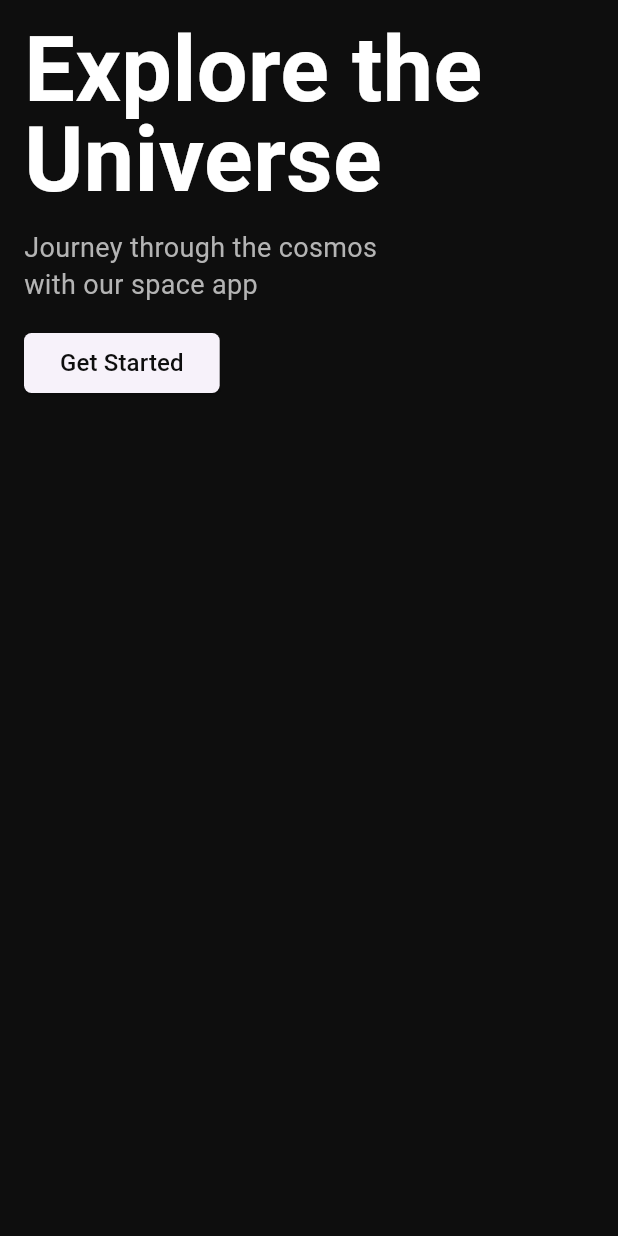
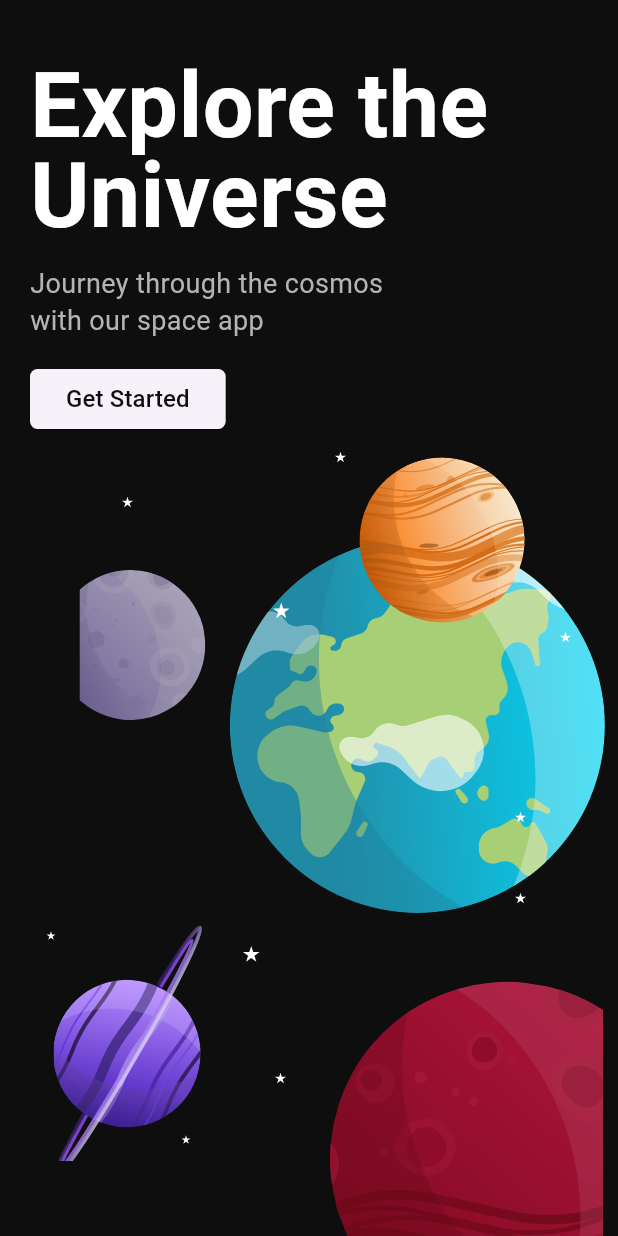
Before and after one commit to nathannewyen/flutters, a Flutter app: the screen it shows after launch, on a phone screen of 412 x 824 dp. Run offline on Flutter 3.47's test engine with Material 3 defaults, Android fonts, the phone set to English and light mode, and no system bars; our stand-ins replace card_swiper, fancy_shimmer_image, flutter_iconly, flutter_riverpod, flutter_svg, google_fonts and 2 more.

Commit message:
update onboarding screen

```diff
--- a/physics_concept/lib/screens/on_boarding.dart
+++ b/physics_concept/lib/screens/on_boarding.dart
@@ -1,4 +1,5 @@
 import 'package:flutter/material.dart';
+import 'package:flutter_svg/flutter_svg.dart';
 
 import '../widgets/text_widget.dart';
 
@@ -11,10 +12,36 @@ class OnBoardingScreen extends StatelessWidget {
       body: Container(
         color: const Color(0xFF0E0E0E),
         child: SafeArea(
-          child: Align(
-            alignment: Alignment.topLeft,
-            child: Padding(
-              padding: const EdgeInsets.all(16.0),
+          child: Stack(
+            children: [
+              positionedSvg('earth',
+                  bottom: 90, left: 20, width: 500, height: 500),
+              positionedSvg('mercury',
+                  top: 330, left: 20, width: 200, height: 200),
+              positionedSvg('venus',
+                  top: 250, right: 30, width: 220, height: 220),
+              positionedSvg('mars',
+                  bottom: -10, right: 10, width: 300, height: 300),
+              positionedSvg('venus_ring',
+                  bottom: 50, left: 20, width: 196, height: 170),
+              positionedSvg('star', top: 400, left: 180, width: 15, height: 15),
+              positionedSvg('star', top: 330, left: 80, width: 10, height: 10),
+              positionedSvg('star',
+                  top: 300, right: 180, width: 10, height: 10),
+              positionedSvg('star', top: 420, right: 30, width: 10, height: 10),
+              positionedSvg('star', top: 620, left: 30, width: 8, height: 8),
+              positionedSvg('star', top: 540, right: 60, width: 10, height: 10),
+              positionedSvg('star',
+                  bottom: 220, right: 60, width: 10, height: 10),
+              positionedSvg('star',
+                  bottom: 180, left: 160, width: 15, height: 15),
+              positionedSvg('star', bottom: 60, left: 120, width: 8, height: 8),
+              positionedSvg('star',
+                  bottom: 100, right: 220, width: 10, height: 10),
+              // Text and button
+              Padding(
+                padding:
+                    const EdgeInsets.symmetric(vertical: 40, horizontal: 20),
                 child: Column(
                   crossAxisAlignment: CrossAxisAlignment.start,
                   children: [
@@ -29,7 +56,8 @@ class OnBoardingScreen extends StatelessWidget {
                         ),
                         SizedBox(height: 16.0),
                         TextWidget(
-                        text: 'Journey through the cosmos \nwith our space app',
+                          text:
+                              'Journey through the cosmos \nwith our space app',
                           fontSize: 18,
                           color: Color(0xFFB4B4B4),
                           height: 1.375,
@@ -65,9 +93,38 @@ class OnBoardingScreen extends StatelessWidget {
                   ],
                 ),
               ),
+            ],
           ),
         ),
       ),
     );
   }
+
+  Widget star(double width, double height) {
+    return SvgPicture.asset(
+      'assets/svgs/star.svg',
+      width: width,
+      height: height,
+    );
   }
+
+  Widget positionedSvg(String assetName,
+      {double? top,
+      double? bottom,
+      double? left,
+      double? right,
+      required double width,
+      required double height}) {
+    return Positioned(
+      top: top,
+      bottom: bottom,
+      left: left,
+      right: right,
+      child: SvgPicture.asset(
+        'assets/svgs/$assetName.svg',
+        width: width,
+        height: height,
+      ),
+    );
+  }
+}
--- a/physics_concept/pubspec.yaml
+++ b/physics_concept/pubspec.yaml
@@ -35,6 +35,7 @@ dependencies:
   # The following adds the Cupertino Icons font to your application.
   # Use with the CupertinoIcons class for iOS style icons.
   cupertino_icons: ^1.0.6
+  flutter_svg: ^2.0.10+1
 
 dev_dependencies:
   flutter_test:
@@ -59,7 +60,8 @@ flutter:
   uses-material-design: true
 
   # To add assets to your application, add an assets section, like this:
-  # assets:
+  assets:
+    - assets/svgs/
   #   - images/a_dot_burr.jpeg
   #   - images/a_dot_ham.jpeg
 
```
Also changed, not shown: physics_concept/assets/svgs/earth.svg (added), physics_concept/assets/svgs/mars.svg (added), physics_concept/assets/svgs/mercury.svg (added), physics_concept/assets/svgs/star.svg (added), physics_concept/assets/svgs/venus.svg (added), physics_concept/assets/svgs/venus_ring.svg (added), physics_concept/pubspec.lock. Lines whose indentation alone changed are shown as unchanged.
